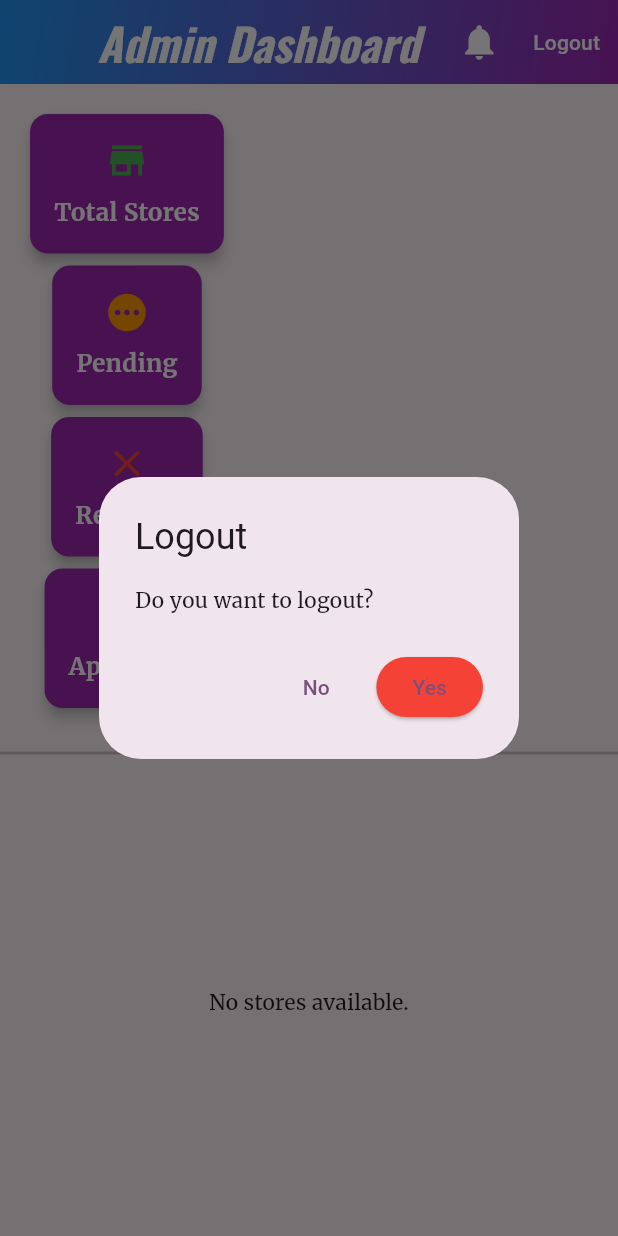
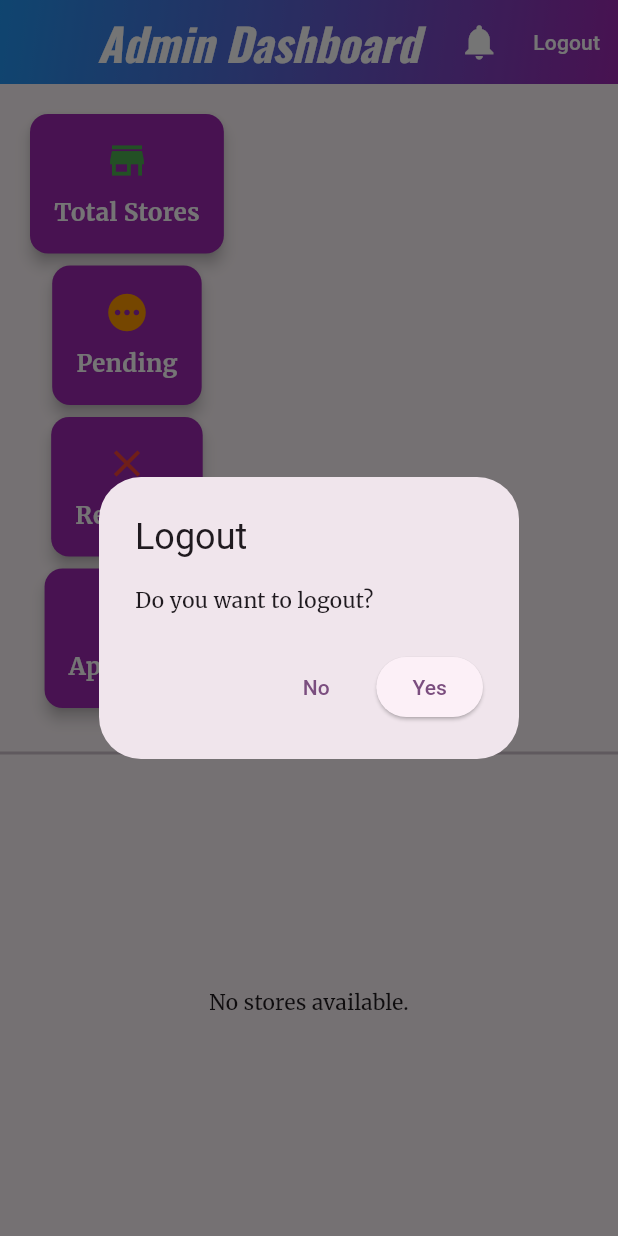
Before and after one commit to rhtmahour/go90Stores, a Flutter app: the AdminDashboard screen opened directly, after a tap on "Logout", on a phone screen of 412 x 824 dp. Run offline on Flutter 3.47's test engine with Material 3 defaults, Android fonts, the phone set to English and light mode, and no system bars; our stand-ins replace badges, carousel_slider, cloud_firestore, csv, dio, dots_indicator and 10 more; missing offline and left inert: flutter_stripe; accounts and stored records are empty; network calls fail.

Commit message:
code on date 14-04-2025

```diff
--- a/lib/admindashboard.dart
+++ b/lib/admindashboard.dart
@@ -90,7 +90,7 @@ class _AdminDashboardState extends State<AdminDashboard> {
               child: const Text("No"),
             ),
             ElevatedButton(
-              style: ElevatedButton.styleFrom(backgroundColor: Colors.red),
+              //style: ElevatedButton.styleFrom(backgroundColor: Colors.white),
               onPressed: () async {
                 await _auth.signOut();
                 Navigator.pushAndRemoveUntil(
```
Also changed, not shown: 4 other files.
